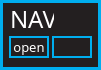
Muse-Kinetics/softstep_editor, file standalone/advanced/forms/navBoxForm.ui: the form before one commit.
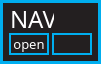
The form after the commit.

Commit message: moved where nav pad box displays in main window. moved display name above nav pad box so things are balanced more. added click indicators to preset saving buttons and preset send button.

```diff
--- a/standalone/advanced/forms/navBoxForm.ui
+++ b/standalone/advanced/forms/navBoxForm.ui
@@ -7,7 +7,7 @@
     <x>0</x>
     <y>0</y>
     <width>101</width>
-    <height>70</height>
+    <height>64</height>
    </rect>
   </property>
   <property name="windowTitle">
@@ -70,7 +70,7 @@
    <property name="geometry">
     <rect>
      <x>9</x>
-     <y>36</y>
+     <y>33</y>
      <width>40</width>
      <height>22</height>
     </rect>
@@ -89,7 +89,7 @@
    <property name="geometry">
     <rect>
      <x>52</x>
-     <y>36</y>
+     <y>33</y>
      <width>40</width>
      <height>22</height>
     </rect>
```
The commit also changes 5 other files.
